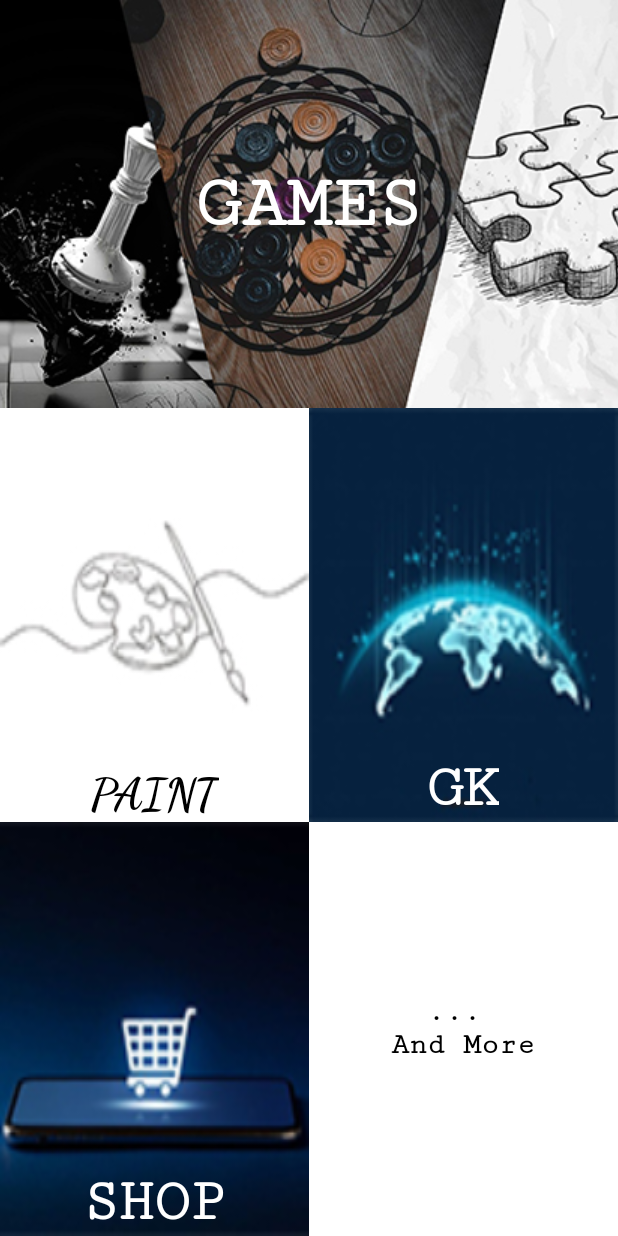
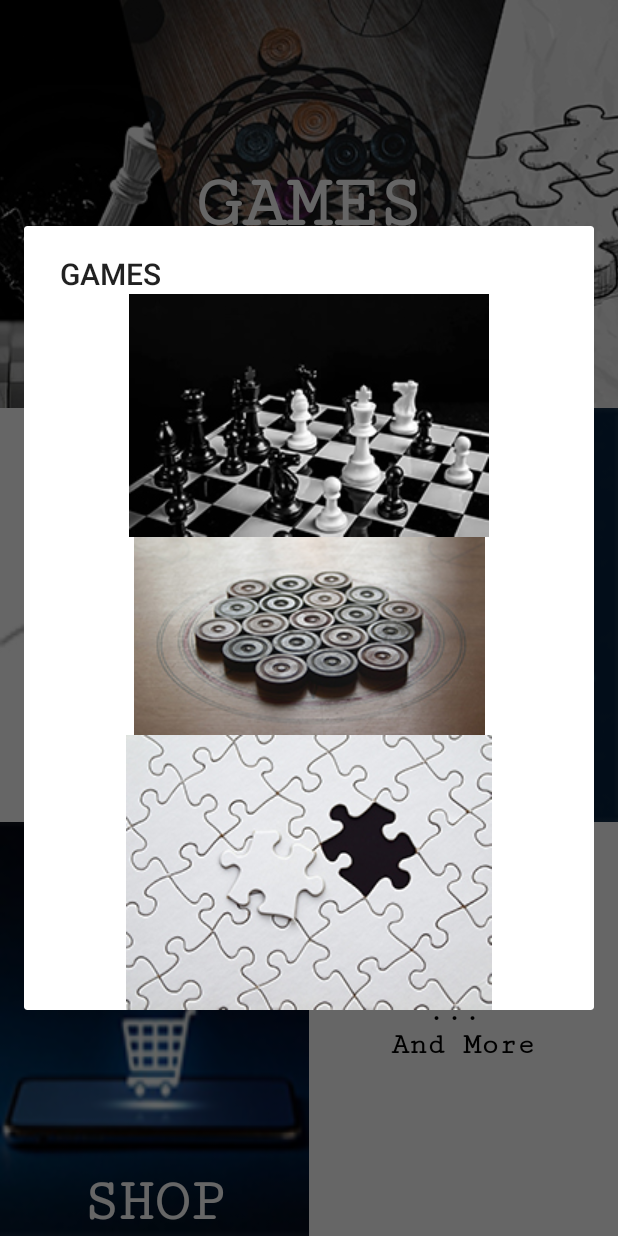
Before and after one commit to adityad15/myu-e-learning, an Android app: the screen it shows after launch (MainActivity), after a tap on an icon or button, on a phone screen of 412 x 824 dp. Run offline under Robolectric (Android 15) with nearby library versions, the phone set to English and light mode, and no system bars; 1 statement that could not run was skipped.

Commit message:
Intermediate commit

```diff
--- a/app/src/main/java/com/example/myapplication/MainActivity.java
+++ b/app/src/main/java/com/example/myapplication/MainActivity.java
@@ -1,32 +1,38 @@
 package com.example.myapplication;
 
 import android.content.ActivityNotFoundException;
+import android.content.Context;
+import android.content.DialogInterface;
 import android.content.Intent;
 import android.os.Bundle;
+import android.os.Handler;
+import android.view.LayoutInflater;
 import android.view.View;
 import android.widget.FrameLayout;
 import android.widget.ImageButton;
+import android.widget.RelativeLayout;
 import android.widget.TextView;
 import android.widget.Toast;
 
+import androidx.appcompat.app.AlertDialog;
 import androidx.appcompat.app.AppCompatActivity;
 
 import java.io.File;
+import java.util.ArrayList;
 
 public class MainActivity extends AppCompatActivity {
 
     ImageButton frameLayout;
+    ImageButton chess = findViewById(R.id.chess), carrom = findViewById(R.id.carrom), puzzle = findViewById(R.id.puzzle);
 
     @Override
     protected void onCreate(Bundle savedInstanceState) {
         super.onCreate(savedInstanceState);
         setContentView(R.layout.activity_main);
+        LayoutInflater inflater = (LayoutInflater) getSystemService(Context.LAYOUT_INFLATER_SERVICE);
+        RelativeLayout layoutMain = (RelativeLayout) inflater.inflate(R.layout.activity_main, null);
+        RelativeLayout layoutBox = (RelativeLayout) inflater.inflate(R.layout.custom_dialogbox, null);
 
-        File directoryToStore;
-        directoryToStore = getBaseContext().getExternalFilesDir("TestFolder");
-        if (!directoryToStore.exists()) {
-            if (directoryToStore.mkdir()) ; //directory is created;
-        }
 
         frameLayout = findViewById(R.id.imageButton);
 
@@ -35,13 +41,39 @@ public class MainActivity extends AppCompatActivity {
             public void onClick(View view) {
                 // Toast.makeText(MainActivity.this, "Opening GAMES", Toast.LENGTH_SHORT).show();
 
-                Intent mIntent = getPackageManager().getLaunchIntentForPackage("com.google.android.youtube");
-                if (mIntent != null) {
-                    startActivity(mIntent);
+                Intent mIntent1 = getPackageManager().getLaunchIntentForPackage("com.snapchat.android");
+                Intent mIntent2 = getPackageManager().getLaunchIntentForPackage("net.one97.paytm");
+
+                if (mIntent1 != null) {
+                    startActivity(mIntent1);
                 } else {
                     // Handle the case where YouTube app is not installed
                     Toast.makeText(MainActivity.this, "YouTube app not installed", Toast.LENGTH_SHORT).show();
                 }
+
+                AlertDialog.Builder builder = new AlertDialog.Builder(MainActivity.this);
+                builder.setTitle("GAMES");
+                final View customLayout = getLayoutInflater().inflate(R.layout.custom_dialogbox, null);
+                builder.setView(customLayout);
+
+//                builder.setItems(new CharSequence[]
+//                        {"Button 1", "Button 2", "Button 3"}, new DialogInterface.OnClickListener() {
+//                    @Override
+//                    public void onClick(DialogInterface dialogInterface, int i) {
+//                        switch (i){
+//                            case 0:
+//                                Toast.makeText(MainActivity.this, "Button 1", Toast.LENGTH_SHORT).show();
+//                                break;
+//                            case 1:
+//                                Toast.makeText(MainActivity.this, "Button 2", Toast.LENGTH_SHORT).show();
+//                                break;
+//                            case 2:
+//                                Toast.makeText(MainActivity.this, "Button 3", Toast.LENGTH_SHORT).show();
+//                                break;
+//                        }
+//                    }
+//                });
+                builder.create().show();
             }
         });
     }
--- /dev/null
+++ b/app/src/main/res/layout/custom_dialogbox.xml
@@ -0,0 +1,37 @@
+<?xml version="1.0" encoding="utf-8"?>
+<RelativeLayout xmlns:android="http://schemas.android.com/apk/res/android"
+    android:layout_width="match_parent"
+    android:layout_height="match_parent"
+    xmlns:tools="http://schemas.android.com/tools"
+    android:background="@color/transperent"
+    android:foreground="@color/transperent"
+    android:gravity="center"
+    tools:context=".MainActivity">
+
+    <ImageButton
+        android:id="@+id/chess"
+        android:layout_width="match_parent"
+        android:layout_height="wrap_content"
+        android:background="?android:attr/selectableItemBackground"
+        android:foreground="?android:attr/selectableItemBackground"
+        android:src="@drawable/chess"/>
+
+    <ImageButton
+        android:id="@+id/carrom"
+        android:layout_width="match_parent"
+        android:layout_height="wrap_content"
+        android:background="?android:attr/selectableItemBackground"
+        android:foreground="?android:attr/selectableItemBackground"
+        android:src="@drawable/carrom"
+        android:layout_below="@+id/chess"/>
+
+    <ImageButton
+        android:id="@+id/puzzle"
+        android:layout_width="match_parent"
+        android:layout_height="wrap_content"
+        android:background="?android:attr/selectableItemBackground"
+        android:foreground="?android:attr/selectableItemBackground"
+        android:src="@drawable/puzzle"
+        android:layout_below="@+id/carrom"/>
+
+</RelativeLayout>
--- a/app/src/main/res/values-night/themes.xml
+++ b/app/src/main/res/values-night/themes.xml
@@ -1,6 +1,6 @@
 <resources xmlns:tools="http://schemas.android.com/tools">
     <!-- Base application theme. -->
-    <style name="Theme.MyApplication" parent="Theme.MaterialComponents.DayNight.DarkActionBar">
+    <style name="Theme.MyApplication" parent="Theme.MaterialComponents.DayNight.NoActionBar">
         <!-- Primary brand color. -->
         <item name="colorPrimary">@color/purple_200</item>
         <item name="colorPrimaryVariant">@color/purple_700</item>
```
Also changed, not shown: app/src/main/res/drawable/carrom.jpg (added), app/src/main/res/drawable/chess.jpg (added), app/src/main/res/drawable/puzzle.jpg (added).
